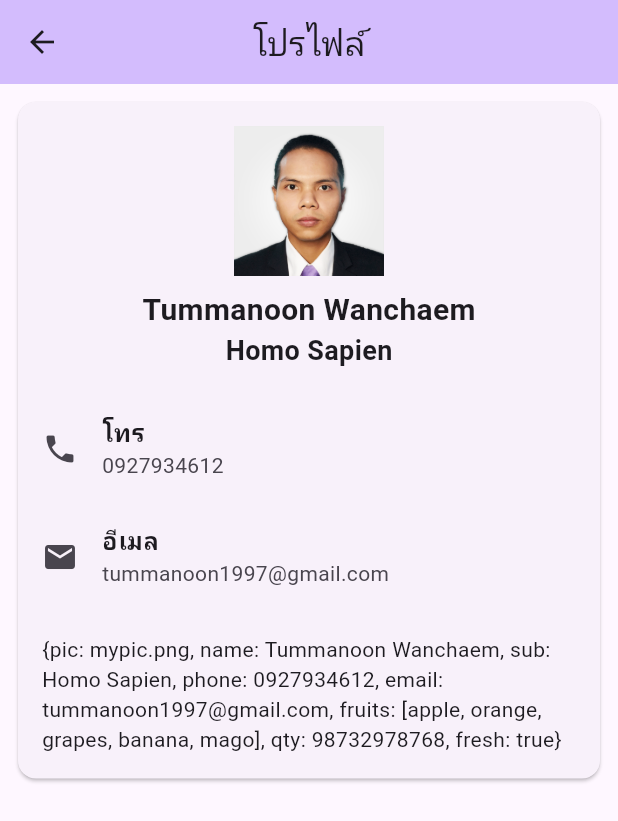
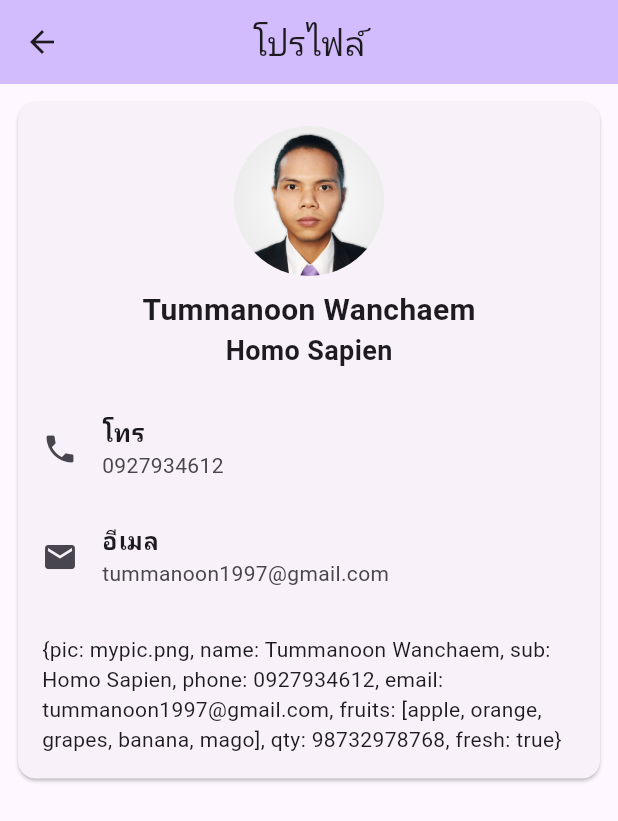
Before and after one commit to DPU66230125/my_about_me, a Flutter app: the Profile screen opened by its route, on a phone screen of 412 x 824 dp. Shown: the top 821 px of the screen. Run offline on Flutter 3.47's test engine with Material 3 defaults, Android fonts, the phone set to English and light mode, and no system bars.

Commit message:
finish week7 with little extra 2

```diff
--- a/lib/profilePage.dart
+++ b/lib/profilePage.dart
@@ -24,11 +24,14 @@ class Profile extends StatelessWidget {
               mainAxisSize: MainAxisSize.min,
               children: <Widget>[
                 const SizedBox(height: 16.0),
-                Image(
-                    image: AssetImage(
-                        'assets/images/${data["pic"] ?? 'user.png'}'),
-                    width: 100.0,
-                    height: 100.0),
+                ClipRRect(
+                  borderRadius: BorderRadius.circular(100.0),
+                  child: Image(
+                      image: AssetImage(
+                          'assets/images/${data["pic"] ?? 'user.png'}'),
+                      width: 100.0,
+                      height: 100.0),
+                ),
                 const SizedBox(height: 8.0),
                 Text(
                   data["name"] ?? 'N/A',
```
